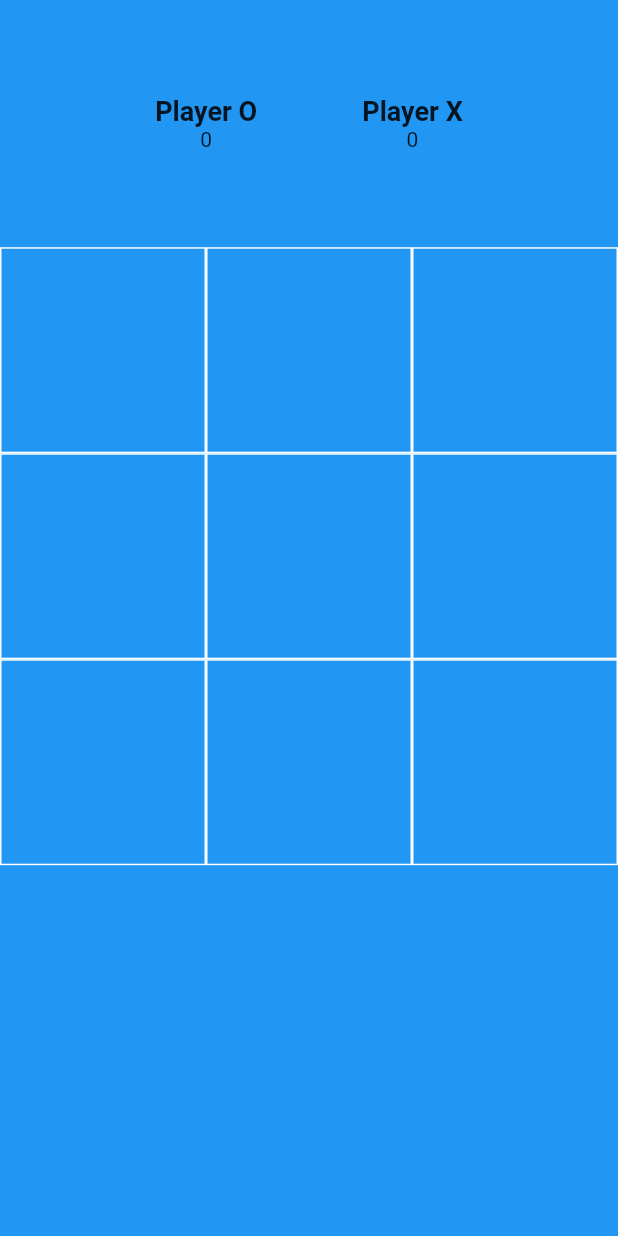
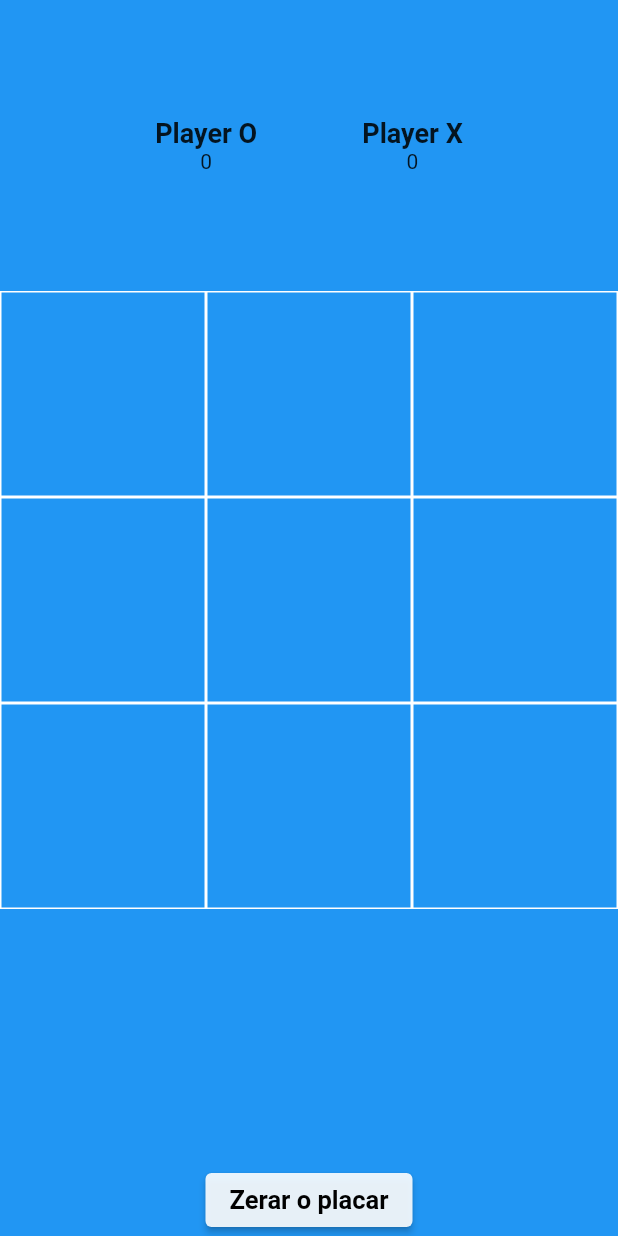
Before and after one commit to viniciusfelippetti/tic_tac_toe, a Flutter app: the screen it shows after launch, on a phone screen of 412 x 824 dp. Run offline on Flutter 3.47's test engine with Material 2 defaults, Android fonts, the phone set to English and light mode, and no system bars.

Commit message:
Inserção do botão de zerar o placar

```diff
--- a/lib/main.dart
+++ b/lib/main.dart
@@ -82,7 +82,7 @@ class _MyHomePageState extends State<MyHomePage> {
             ),
           ),
           Expanded(
-            flex: 4,
+            flex: 3,
             child: GridView.builder(
               itemCount: 9,
               gridDelegate:
@@ -104,6 +104,20 @@ class _MyHomePageState extends State<MyHomePage> {
                   ),
                 );
               },
+            ),
+          ),
+          ElevatedButton(
+            style: ElevatedButton.styleFrom(
+              backgroundColor: Color.fromARGB(228, 255, 255, 255),
+            ),
+            onPressed: _limparPlacar,
+            child: Text(
+              "Zerar o placar",
+              style: TextStyle(
+                fontSize: 17,
+                fontWeight: FontWeight.bold,
+                color: Colors.black,
+              ),
             ),
           ),
         ],
@@ -224,4 +238,11 @@ class _MyHomePageState extends State<MyHomePage> {
 
     jogadas = 0;
   }
+
+  void _limparPlacar() {
+    setState(() {
+      xScore = 0;
+      oScore = 0;
+    });
+  }
 }
```
